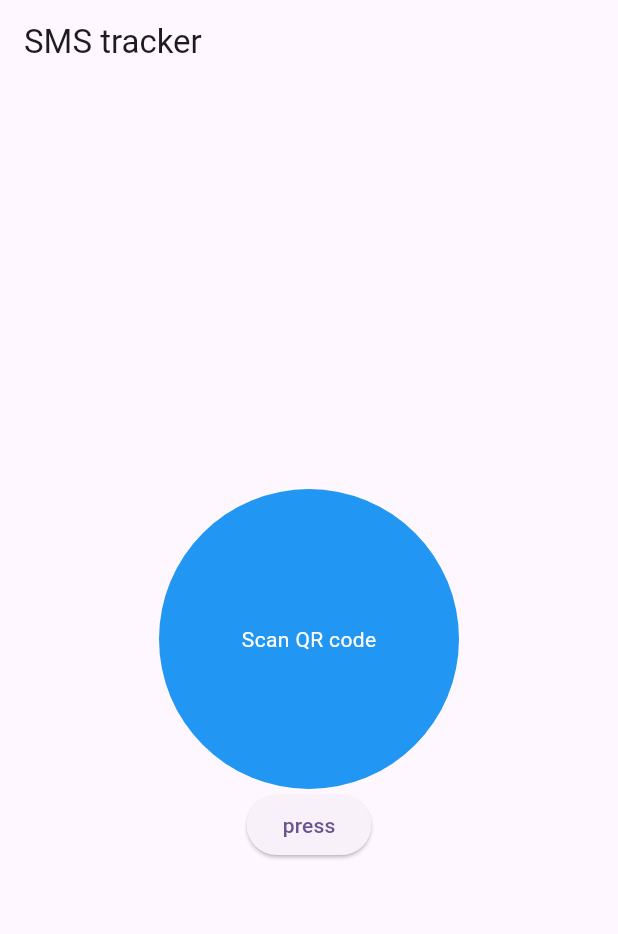
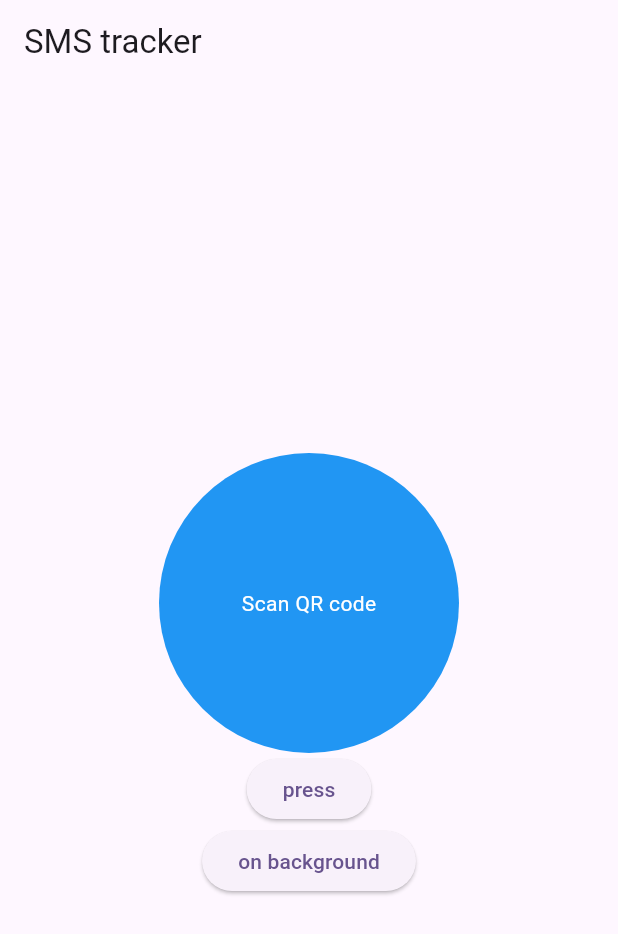
Before and after one commit to shakhawat-khan/sms-module, a Flutter app: the screen it shows after launch, after a tap on "press", on a phone screen of 412 x 824 dp. Shown: the top 934 px of the screen. Run offline on Flutter 3.47's test engine with Material 3 defaults, Android fonts, the phone set to English and light mode, and no system bars; our stand-ins replace flutter_local_notifications, flutter_riverpod, permission_handler; missing offline and left inert: flutter_background_service, flutter_barcode_scanner, flutter_sms_inbox.

Commit message:
set background

```diff
--- a/lib/home/view/home_view.dart
+++ b/lib/home/view/home_view.dart
@@ -97,9 +97,11 @@ class Home extends ConsumerWidget {
                   // count: 10,
                 );
 
-                for (int i = 0; i < messages.length; i++) {
-                  logSmall(message: messages[i].body);
-                }
+                logSmall(message: messages[0].date);
+
+                // for (int i = 0; i < messages.length; i++) {
+                //   logSmall(message: messages[i].body);
+                // }
                 debugPrint('sms inbox messages: ${messages.length}');
               } else {
                 await Permission.sms.request();
@@ -109,6 +111,12 @@ class Home extends ConsumerWidget {
               'press',
             ),
           ),
+          ElevatedButton(
+            onPressed: () async {
+              await initializeService();
+            },
+            child: const Text('on background'),
+          )
         ],
       ),
     );
--- a/lib/main.dart
+++ b/lib/main.dart
@@ -1,8 +1,11 @@
 import 'package:flutter/material.dart';
 import 'package:flutter_riverpod/flutter_riverpod.dart';
+import 'package:sms_reader/home/provider/home_function.dart';
 import 'package:sms_reader/home/view/home_view.dart';
 
-void main() {
+Future<void> main() async {
+  WidgetsFlutterBinding.ensureInitialized();
+  // await initializeService();
   runApp(
     const ProviderScope(
       child: MyApp(),
--- a/pubspec.yaml
+++ b/pubspec.yaml
@@ -40,6 +40,8 @@ dependencies:
   flutter_riverpod: ^2.5.1
   flutter_sms_inbox: ^1.0.3
   permission_handler: ^10.2.0
+  flutter_background_service: ^5.0.10
+  flutter_local_notifications: ^17.2.3
 
 
 dev_dependencies:
```
Also changed, not shown: lib/home/provider/home_function.dart (+68 -0 lines), pubspec.lock, 3 other files.
